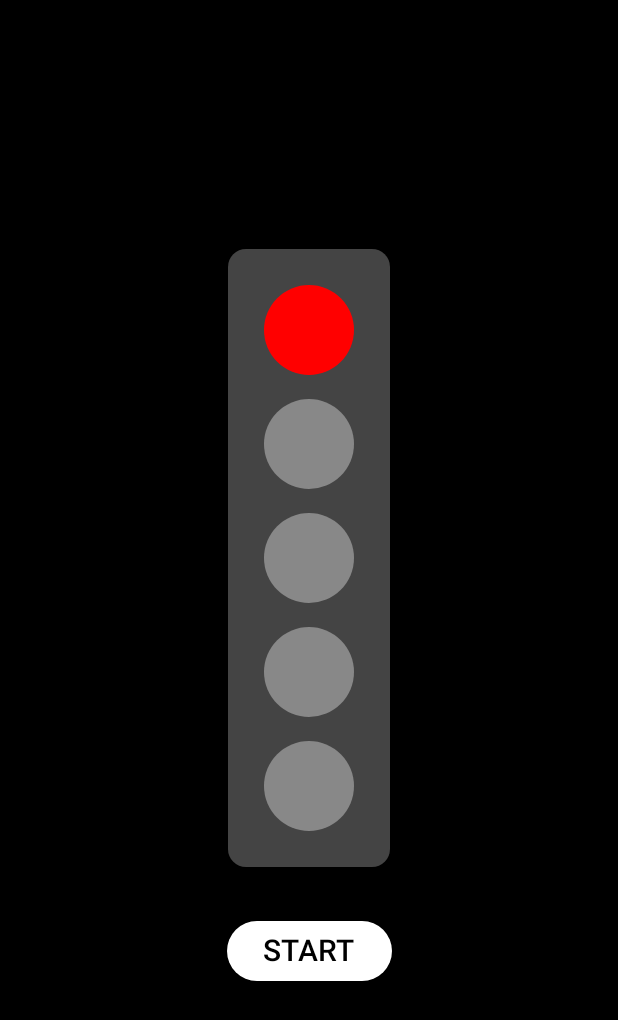
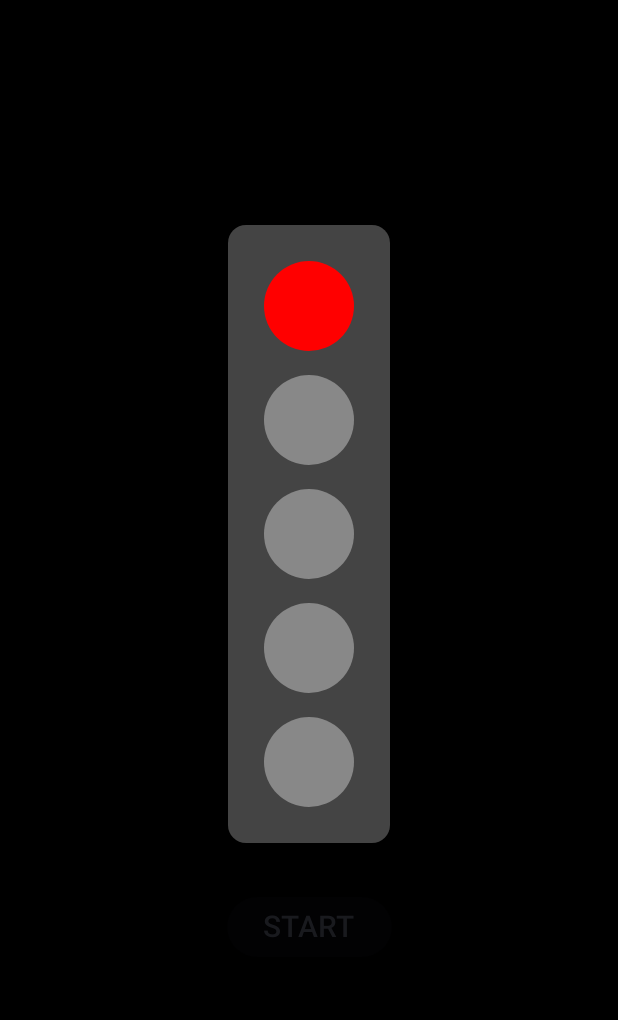
Before and after one commit to BiancaGenovu/SMA-, an Android app built with Jetpack Compose: the screen it shows after launch (MainActivity), after a tap on "START", on a phone screen of 412 x 824 dp. Shown: the top 1020 px of the screen. Run offline under Robolectric (Android 15) with nearby library versions, the phone set to English and light mode, and no system bars.

Commit message:
Semafor cu timp :)

```diff
--- a/app/src/main/java/com/example/f1startsimulator/MainActivity.kt
+++ b/app/src/main/java/com/example/f1startsimulator/MainActivity.kt
@@ -5,6 +5,8 @@ import androidx.activity.ComponentActivity
 import androidx.activity.compose.setContent
 import androidx.activity.enableEdgeToEdge
 import androidx.compose.foundation.background
+import androidx.compose.foundation.clickable
+import androidx.compose.foundation.interaction.MutableInteractionSource
 import androidx.compose.foundation.layout.Arrangement
 import androidx.compose.foundation.layout.Box
 import androidx.compose.foundation.layout.Column
@@ -13,7 +15,6 @@ import androidx.compose.foundation.layout.fillMaxSize
 import androidx.compose.foundation.layout.height
 import androidx.compose.foundation.layout.padding
 import androidx.compose.foundation.layout.size
-import androidx.compose.foundation.layout.width
 import androidx.compose.foundation.shape.CircleShape
 import androidx.compose.foundation.shape.RoundedCornerShape
 import androidx.compose.material3.Button
@@ -21,31 +22,43 @@ import androidx.compose.material3.ButtonDefaults
 import androidx.compose.material3.Scaffold
 import androidx.compose.material3.Text
 import androidx.compose.runtime.Composable
+import androidx.compose.runtime.getValue
 import androidx.compose.runtime.mutableStateListOf
+import androidx.compose.runtime.mutableStateOf
 import androidx.compose.runtime.remember
 import androidx.compose.runtime.rememberCoroutineScope
+import androidx.compose.runtime.setValue
 import androidx.compose.ui.Alignment
 import androidx.compose.ui.Modifier
 import androidx.compose.ui.draw.clip
 import androidx.compose.ui.graphics.Color
+import androidx.compose.ui.text.font.FontWeight
 import androidx.compose.ui.tooling.preview.Preview
 import androidx.compose.ui.unit.dp
 import androidx.compose.ui.unit.sp
 import com.example.f1startsimulator.ui.theme.F1StartSimulatorTheme
-import kotlinx.coroutines.delay // Importăm funcția "delay"
-import kotlinx.coroutines.launch // Importăm funcția "launch"
-import kotlin.random.Random // Importăm generatorul de numere random
+import kotlinx.coroutines.delay
+import kotlinx.coroutines.launch
+import kotlin.random.Random
+
+// --- PASUL 1: Definim stările posibile ale jocului ---
+enum class StareJoc {
+    GATA,       // Așteaptă apăsarea butonului "Start"
+    START,      // Luminile se aprind secvențial
+    CURSA,      // Luminile s-au stins, cronometrul merge
+    FURAT,      // Start furat (ai apăsat prea devreme)
+    TERMINAT    // Timpul a fost înregistrat
+}
 
 class MainActivity : ComponentActivity() {
     override fun onCreate(savedInstanceState: Bundle?) {
         super.onCreate(savedInstanceState)
         enableEdgeToEdge()
-        // Am setat fundalul principal pe negru, ca să semene mai mult cu F1
         setContent {
             F1StartSimulatorTheme {
                 Scaffold(
                     modifier = Modifier.fillMaxSize(),
-                    containerColor = Color.Black // Setăm fundalul negru
+                    containerColor = Color.Black
                 ) { innerPadding ->
                     SemaforUI(
                         modifier = Modifier
@@ -61,67 +74,76 @@ class MainActivity : ComponentActivity() {
 @Composable
 fun SemaforUI(modifier: Modifier = Modifier) {
 
-    // --- PASUL 1: Creăm "Starea" (State) ---
-    // Aceasta este o listă "observabilă". Când schimbăm o culoare din ea,
-    // Compose va redesena automat bulina corespunzătoare.
-    // Inițial, toate sunt gri (stinse).
     val culoriBuline = remember {
-        mutableStateListOf(
-            Color.Gray,
-            Color.Gray,
-            Color.Gray,
-            Color.Gray,
-            Color.Gray
-        )
+        mutableStateListOf(Color.Gray, Color.Gray, Color.Gray, Color.Gray, Color.Gray)
     }
-
-    // --- PASUL 2: Creăm un "Scope" pentru Corutine ---
-    // Acesta este "motorul" care ne permite să rulăm logica cu întârzieri (delay).
     val coroutineScope = rememberCoroutineScope()
 
-    // Funcția care pornește secvența de start
+    // --- PASUL 2: Variabile noi pentru Stare și Timp ---
+    var stareJoc by remember { mutableStateOf(StareJoc.GATA) }
+    var timpReactie by remember { mutableStateOf(0L) } // 0L înseamnă 0 Long (numeric)
+    var timpStart by remember { mutableStateOf(0L) }
+
     fun pornesteStartul() {
-        // Lansăm un "job" nou (o corutină) pe care îl putem rula în fundal
         coroutineScope.launch {
-            // --- Logica Jocului (Săptămâna 2) ---
+            // 1. Resetează tot
+            timpReactie = 0L
+            culoriBuline.fill(Color.Gray)
+            stareJoc = StareJoc.START // Trecem în starea "START"
 
-            // 1. Resetează toate bulinele la gri (pentru cazul în care jucăm din nou)
+            // 2. Aprinde luminile secvențial
             for (i in 0..4) {
-                culoriBuline[i] = Color.Gray
+                // Dacă jucătorul a furat startul, oprim corutina
+                if (stareJoc == StareJoc.FURAT) return@launch
+                delay(1000)
+                culoriBuline[i] = Color.Red
             }
 
-            // 2. Aprinde bulinele secvențial
-            for (i in 0..4) {
-                delay(1000) // Așteaptă 1 secundă (1000 milisecunde)
-                culoriBuline[i] = Color.Red // Aprinde bulina 'i'
-            }
-
-            // 3. Așteaptă un timp random înainte de a le stinge
-            val timpRandom = Random.nextLong(1000, 4000) // Între 1 și 4 secunde
+            // 3. Așteaptă un timp random
+            val timpRandom = Random.nextLong(1000, 4000)
             delay(timpRandom)
 
-            // 4. Stinge toate bulinele
-            for (i in 0..4) {
-                culoriBuline[i] = Color.Gray
-            }
+            // Verificăm din nou dacă a furat startul
+            if (stareJoc == StareJoc.FURAT) return@launch
 
-            // AICI VOM PORNI CRONOMETRUL MAI TÂRZIU
+            // 4. Stinge luminile și pornește cronometrul
+            culoriBuline.fill(Color.Gray)
+            stareJoc = StareJoc.CURSA // Acum începe cursa!
+            timpStart = System.currentTimeMillis() // Salvăm timpul EXACT
         }
     }
 
 
-    // --- Interfața Grafică (UI) ---
-    Column( // Am schimbat `Box`-ul exterior cu `Column` ca să putem pune butonul sub el
-        modifier = modifier,
+    Column(
+        modifier = modifier
+            .fillMaxSize()
+            // Adăugăm .clickable la Column
+            .clickable(
+                interactionSource = remember { MutableInteractionSource() },
+                indication = null // Fără efect vizual la clic
+            ) {
+
+                // Când se apasă oriunde pe ecran:
+
+                // 1. Dacă apăsăm în timp ce cronometrul merge (corect)
+                if (stareJoc == StareJoc.CURSA) {
+                    timpReactie = System.currentTimeMillis() - timpStart // Calculăm diferența
+                    stareJoc = StareJoc.TERMINAT
+                }
+                // 2. Dacă apăsăm prea devreme (în timp ce luminile se aprindeau)
+                else if (stareJoc == StareJoc.START) {
+                    stareJoc = StareJoc.FURAT
+                }
+            },
         horizontalAlignment = Alignment.CenterHorizontally,
-        verticalArrangement = Arrangement.Center // Centrează totul pe ecran
+        verticalArrangement = Arrangement.Center
     ) {
 
-        // --- Acesta este suportul negru al semaforului ---
+
         Box(
             modifier = Modifier
-                .background(Color.DarkGray, shape = RoundedCornerShape(12.dp)) // Rotunjim colțurile
-                .padding(24.dp), // Spațiu în interiorul suportului
+                .background(Color.DarkGray, shape = RoundedCornerShape(12.dp))
+                .padding(24.dp),
             contentAlignment = Alignment.Center
         ) {
             Column(
@@ -130,34 +152,50 @@ fun SemaforUI(modifier: Modifier = Modifier) {
             ) {
                 val lightSpacing = 16.dp
 
-                // --- PASUL 3: Modificăm bucla `for` ---
-                // Acum bucla citește culoarea din lista "culoriBuline"
-                for (i in 0..4) { // Buclele în programare încep de obicei de la 0
-                    // Pasăm culoarea din "stare" către funcția noastră
+                for (i in 0..4) {
                     BulinaLuminoasa(color = culoriBuline[i])
-
-                    if (i < 4) { // Adaugă spațiu între 1-2, 2-3, 3-4, 4-5
+                    if (i < 4) {
                         Spacer(modifier = Modifier.height(lightSpacing))
                     }
                 }
             }
         }
 
-        // --- PASUL 4: Adăugăm Butonul "Start" ---
-        Spacer(modifier = Modifier.height(32.dp)) // Spațiu între semafor și buton
+        Spacer(modifier = Modifier.height(32.dp))
 
+        // Butonul "Start"
         Button(
+            enabled = (stareJoc == StareJoc.GATA || stareJoc == StareJoc.TERMINAT || stareJoc == StareJoc.FURAT),
             onClick = {
-                pornesteStartul() // Apelăm funcția noastră când se dă clic
+                pornesteStartul()
             },
             colors = ButtonDefaults.buttonColors(containerColor = Color.White, contentColor = Color.Black)
         ) {
             Text(text = "START", fontSize = 20.sp)
         }
+
+        Spacer(modifier = Modifier.height(32.dp))
+
+
+        if (stareJoc == StareJoc.TERMINAT) {
+            Text(
+                text = "${timpReactie} ms", // Afișăm timpul în milisecunde
+                color = Color.White,
+                fontSize = 40.sp,
+                fontWeight = FontWeight.Bold
+            )
+        } else if (stareJoc == StareJoc.FURAT) {
+            Text(
+                text = "START FURAT!",
+                color = Color.Red,
+                fontSize = 40.sp,
+                fontWeight = FontWeight.Bold
+            )
+        }
     }
 }
 
-// Funcția BulinaLuminoasa rămâne LA FEL
+
 @Composable
 fun BulinaLuminoasa(color: Color) {
     val lightSize = 60.dp
@@ -166,12 +204,12 @@ fun BulinaLuminoasa(color: Color) {
         modifier = Modifier
             .size(lightSize)
             .clip(CircleShape)
-            .background(color) // Folosim culoarea primită
+            .background(color)
     )
 }
 
-// Funcția Preview rămâne LA FEL
-@Preview(showBackground = true, backgroundColor = 0xFF000000) // Am setat fundal negru la preview
+
+@Preview(showBackground = true, backgroundColor = 0xFF000000)
 @Composable
 fun SemaforPreview() {
     F1StartSimulatorTheme {
```
